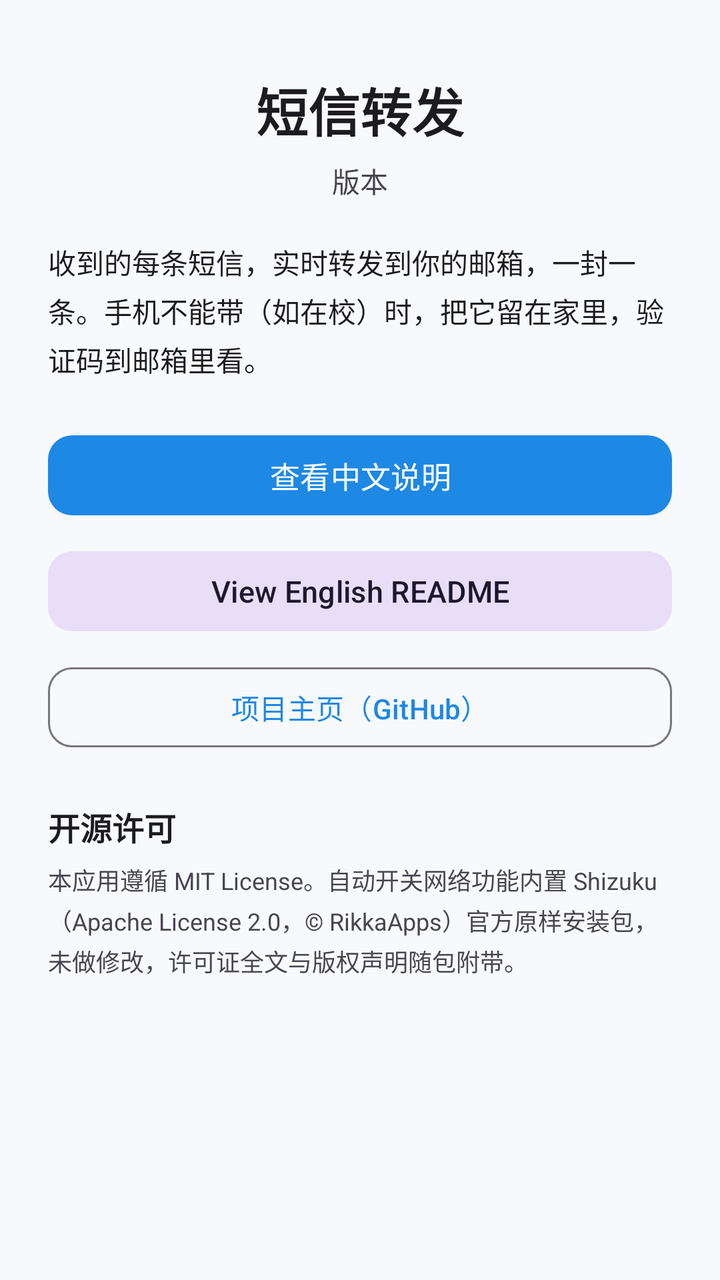
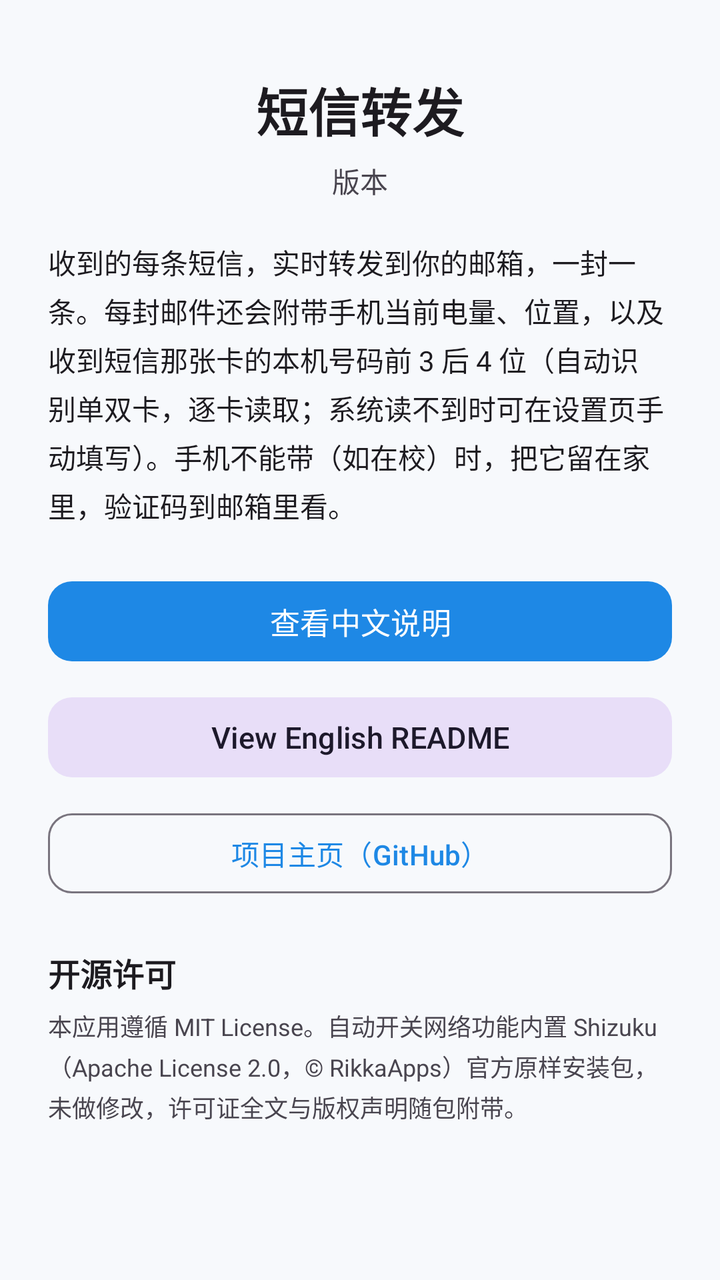

Screens rendered from an Android XML layout before and after an edit, with the pre-edit source and the edit as a unified diff.
<!-- AndroidManifest.xml: application theme Theme.SmsForwarder -->
<!-- res/layout/activity_about.xml -->
<?xml version="1.0" encoding="utf-8"?>
<ScrollView xmlns:android="http://schemas.android.com/apk/res/android"
    xmlns:app="http://schemas.android.com/apk/res-auto"
    android:layout_width="match_parent"
    android:layout_height="match_parent"
    android:fillViewport="true">

    <LinearLayout
        android:layout_width="match_parent"
        android:layout_height="wrap_content"
        android:orientation="vertical"
        android:padding="24dp">

        <TextView
            android:layout_width="wrap_content"
            android:layout_height="wrap_content"
            android:layout_gravity="center_horizontal"
            android:layout_marginTop="12dp"
            android:text="短信转发"
            android:textColor="?attr/colorOnSurface"
            android:textSize="26sp"
            android:textStyle="bold" />

        <TextView
            android:id="@+id/tv_version"
            android:layout_width="wrap_content"
            android:layout_height="wrap_content"
            android:layout_gravity="center_horizontal"
            android:layout_marginTop="6dp"
            android:text="版本"
            android:textColor="?attr/colorOnSurfaceVariant"
            android:textSize="14sp" />

        <TextView
            android:layout_width="match_parent"
            android:layout_height="wrap_content"
            android:layout_marginTop="20dp"
            android:lineSpacingExtra="4dp"
            android:text="收到的每条短信，实时转发到你的邮箱，一封一条。手机不能带（如在校）时，把它留在家里，验证码到邮箱里看。"
            android:textColor="?attr/colorOnSurface"
            android:textSize="14sp" />

        <com.google.android.material.button.MaterialButton
            android:id="@+id/btn_readme_zh"
            android:layout_width="match_parent"
            android:layout_height="wrap_content"
            android:layout_marginTop="24dp"
            android:text="查看中文说明"
            android:textSize="15sp"
            app:cornerRadius="12dp" />

        <com.google.android.material.button.MaterialButton
            android:id="@+id/btn_readme_en"
            android:layout_width="match_parent"
            android:layout_height="wrap_content"
            android:layout_marginTop="10dp"
            android:text="View English README"
            android:textSize="15sp"
            style="@style/Widget.Material3.Button.TonalButton"
            app:cornerRadius="12dp" />

        <com.google.android.material.button.MaterialButton
            android:id="@+id/btn_github"
            android:layout_width="match_parent"
            android:layout_height="wrap_content"
            android:layout_marginTop="10dp"
            android:text="项目主页（GitHub）"
            android:textSize="14sp"
            style="@style/Widget.Material3.Button.OutlinedButton"
            app:cornerRadius="12dp" />

        <TextView
            android:layout_width="match_parent"
            android:layout_height="wrap_content"
            android:layout_marginTop="24dp"
            android:lineSpacingExtra="4dp"
            android:text="开源许可"
            android:textColor="?attr/colorOnSurface"
            android:textSize="16sp"
            android:textStyle="bold" />

        <TextView
            android:layout_width="match_parent"
            android:layout_height="wrap_content"
            android:layout_marginTop="6dp"
            android:lineSpacingExtra="3dp"
            android:text="本应用遵循 MIT License。自动开关网络功能内置 Shizuku（Apache License 2.0，© RikkaApps）官方原样安装包，未做修改，许可证全文与版权声明随包附带。"
            android:textColor="?attr/colorOnSurfaceVariant"
            android:textSize="12sp" />

    </LinearLayout>

</ScrollView>
<!-- resources referenced by this layout -->
<resources>
  <style name="Theme.SmsForwarder" parent="Theme.Material3.DayNight.NoActionBar">
          <item name="colorPrimary">@color/primary</item>
          <item name="colorOnPrimary">@color/on_primary</item>
          <item name="colorPrimaryContainer">@color/primary_container</item>
          <item name="colorOnPrimaryContainer">@color/on_primary_container</item>
          <item name="android:colorBackground">@color/background</item>
      </style>
  <color name="primary">#1E88E5</color>
  <color name="on_primary">#FFFFFF</color>
  <color name="primary_container">#D7E8FB</color>
  <color name="on_primary_container">#0A3B66</color>
  <color name="background">#F7F9FC</color>
</resources>

<!-- the commit's change to res/layout/activity_about.xml (unified diff, before → after) -->
@@ -36,7 +36,7 @@
             android:layout_height="wrap_content"
             android:layout_marginTop="20dp"
             android:lineSpacingExtra="4dp"
-            android:text="收到的每条短信，实时转发到你的邮箱，一封一条。手机不能带（如在校）时，把它留在家里，验证码到邮箱里看。"
+            android:text="收到的每条短信，实时转发到你的邮箱，一封一条。每封邮件还会附带手机当前电量、位置，以及收到短信那张卡的本机号码前 3 后 4 位（自动识别单双卡，逐卡读取；系统读不到时可在设置页手动填写）。手机不能带（如在校）时，把它留在家里，验证码到邮箱里看。"
             android:textColor="?attr/colorOnSurface"
             android:textSize="14sp" />
 
